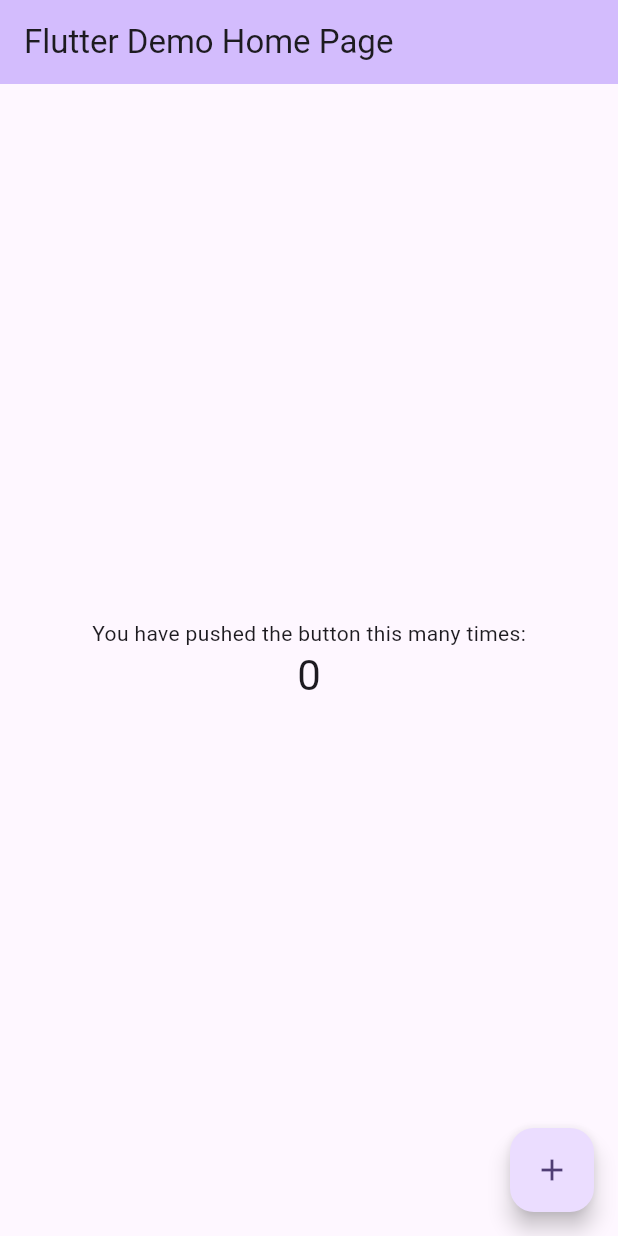
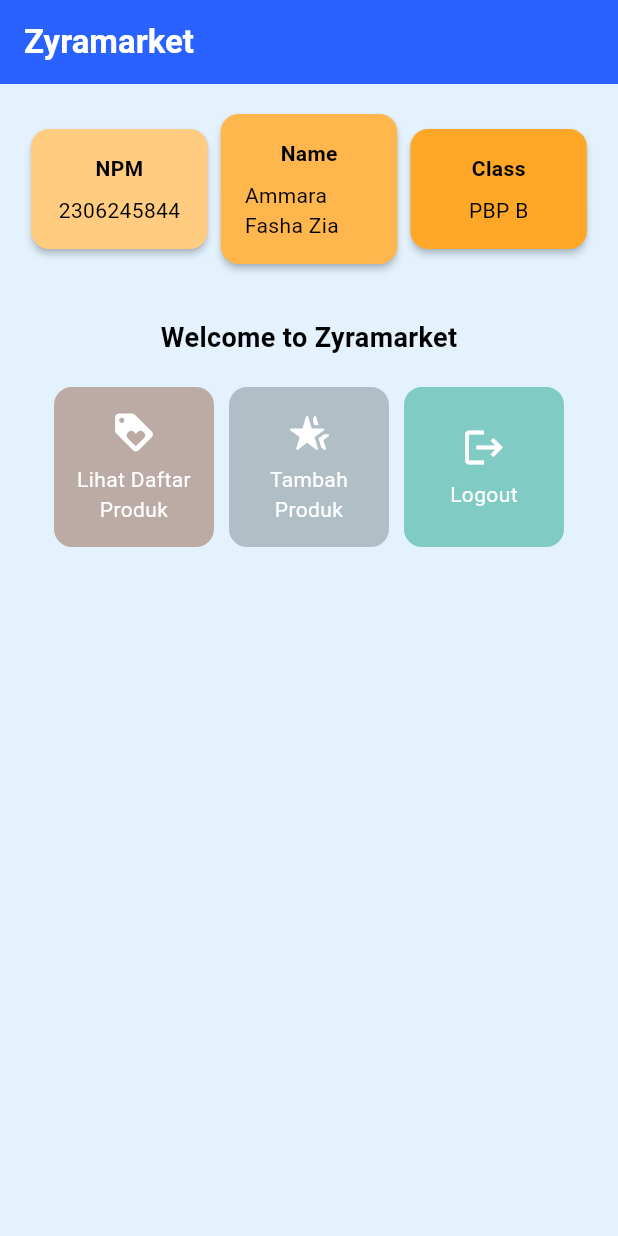
Before and after one commit to ammarafzia/zyramarket-mobile, a Flutter app: the screen it shows after launch, on a phone screen of 412 x 824 dp. Run offline on Flutter 3.47's test engine with Material 3 defaults, Android fonts, the phone set to English and light mode, and no system bars.

Commit message:
push tutor 7

```diff
--- a/lib/main.dart
+++ b/lib/main.dart
@@ -1,4 +1,5 @@
 import 'package:flutter/material.dart';
+import 'package:zyramarket/menu.dart';
 
 void main() {
   runApp(const MyApp());
@@ -28,98 +29,12 @@
         //
         // This works for code too, not just values: Most code changes can be
         // tested with just a hot reload.
-        colorScheme: ColorScheme.fromSeed(seedColor: Colors.deepPurple),
+        colorScheme: ColorScheme.fromSwatch(
+          primarySwatch: Colors.deepPurple,
+        ).copyWith(secondary: Colors.deepPurple[400]),
         useMaterial3: true,
       ),
-      home: const MyHomePage(title: 'Flutter Demo Home Page'),
+      home: MyHomePage(),
     );
   }
 }
-
-class MyHomePage extends StatefulWidget {
-  const MyHomePage({super.key, required this.title});
-
-  // This widget is the home page of your application. It is stateful, meaning
-  // that it has a State object (defined below) that contains fields that affect
-  // how it looks.
-
-  // This class is the configuration for the state. It holds the values (in this
-  // case the title) provided by the parent (in this case the App widget) and
-  // used by the build method of the State. Fields in a Widget subclass are
-  // always marked "final".
-
-  final String title;
-
-  @override
-  State<MyHomePage> createState() => _MyHomePageState();
-}
-
-class _MyHomePageState extends State<MyHomePage> {
-  int _counter = 0;
-
-  void _incrementCounter() {
-    setState(() {
-      // This call to setState tells the Flutter framework that something has
-      // changed in this State, which causes it to rerun the build method below
-      // so that the display can reflect the updated values. If we changed
-      // _counter without calling setState(), then the build method would not be
-      // called again, and so nothing would appear to happen.
-      _counter++;
-    });
-  }
-
-  @override
-  Widget build(BuildContext context) {
-    // This method is rerun every time setState is called, for instance as done
-    // by the _incrementCounter method above.
-    //
-    // The Flutter framework has been optimized to make rerunning build methods
-    // fast, so that you can just rebuild anything that needs updating rather
-    // than having to individually change instances of widgets.
-    return Scaffold(
-      appBar: AppBar(
-        // TRY THIS: Try changing the color here to a specific color (to
-        // Colors.amber, perhaps?) and trigger a hot reload to see the AppBar
-        // change color while the other colors stay the same.
-        backgroundColor: Theme.of(context).colorScheme.inversePrimary,
-        // Here we take the value from the MyHomePage object that was created by
-        // the App.build method, and use it to set our appbar title.
-        title: Text(widget.title),
-      ),
-      body: Center(
-        // Center is a layout widget. It takes a single child and positions it
-        // in the middle of the parent.
-        child: Column(
-          // Column is also a layout widget. It takes a list of children and
-          // arranges them vertically. By default, it sizes itself to fit its
-          // children horizontally, and tries to be as tall as its parent.
-          //
-          // Column has various properties to control how it sizes itself and
-          // how it positions its children. Here we use mainAxisAlignment to
-          // center the children vertically; the main axis here is the vertical
-          // axis because Columns are vertical (the cross axis would be
-          // horizontal).
-          //
-          // TRY THIS: Invoke "debug painting" (choose the "Toggle Debug Paint"
-          // action in the IDE, or press "p" in the console), to see the
-          // wireframe for each widget.
-          mainAxisAlignment: MainAxisAlignment.center,
-          children: <Widget>[
-            const Text(
-              'You have pushed the button this many times:',
-            ),
-            Text(
-              '$_counter',
-              style: Theme.of(context).textTheme.headlineMedium,
-            ),
-          ],
-        ),
-      ),
-      floatingActionButton: FloatingActionButton(
-        onPressed: _incrementCounter,
-        tooltip: 'Increment',
-        child: const Icon(Icons.add),
-      ), // This trailing comma makes auto-formatting nicer for build methods.
-    );
-  }
-}
--- /dev/null
+++ b/lib/menu.dart
@@ -0,0 +1,159 @@
+import 'package:flutter/material.dart';
+
+class MyHomePage extends StatelessWidget {
+  final String npm = '2306245844'; // NPM
+  final String name = 'Ammara Fasha Zia'; // Nama
+  final String className = 'PBP B'; // Kelas
+  final List<ItemHomepage> items = [
+    ItemHomepage("Lihat Daftar Produk", Icons.loyalty_rounded, Colors.brown.shade200),
+    ItemHomepage("Tambah Produk", Icons.hotel_class_rounded, Colors.blueGrey.shade200),
+    ItemHomepage("Logout", Icons.logout, Colors.teal.shade200),
+  ];
+
+  MyHomePage({super.key}); // Removed 'const' keyword from here
+
+  @override
+  Widget build(BuildContext context) {
+    return Scaffold(
+      appBar: AppBar(
+        title: const Text(
+          'Zyramarket',
+          style: TextStyle(
+            color: Colors.white,
+            fontWeight: FontWeight.bold,
+          ),
+        ),
+        backgroundColor: Colors.blueAccent.shade700, // Mengubah warna AppBar menjadi biru
+      ),
+      backgroundColor: Colors.blue.shade50,
+      body: Padding(
+        padding: const EdgeInsets.all(16.0),
+        child: Column(
+          crossAxisAlignment: CrossAxisAlignment.center,
+          children: [
+            Row(
+              mainAxisAlignment: MainAxisAlignment.spaceEvenly,
+              children: [
+                InfoCard(title: 'NPM', content: npm, color: Colors.orange.shade200),
+                InfoCard(title: 'Name', content: name, color: Colors.orange.shade300),
+                InfoCard(title: 'Class', content: className, color: Colors.orange.shade400),
+              ],
+            ),
+            const SizedBox(height: 16.0),
+            Center(
+              child: Column(
+                children: [
+                  const Padding(
+                    padding: EdgeInsets.only(top: 16.0),
+                    child: Text(
+                      'Welcome to Zyramarket',
+                      style: TextStyle(
+                        fontWeight: FontWeight.bold,
+                        fontSize: 18.0,
+                      ),
+                    ),
+                  ),
+                  GridView.count(
+                    primary: true,
+                    padding: const EdgeInsets.all(20),
+                    crossAxisSpacing: 10,
+                    mainAxisSpacing: 10,
+                    crossAxisCount: 3,
+                    shrinkWrap: true,
+                    children: items.map((ItemHomepage item) {
+                      return ItemCard(item);
+                    }).toList(),
+                  ),
+                ],
+              ),
+            ),
+          ],
+        ),
+      ),
+    );
+  }
+}
+
+class InfoCard extends StatelessWidget {
+  final String title;
+  final String content;
+  final Color color;
+
+  const InfoCard({super.key, required this.title, required this.content,required this.color,});
+
+  @override
+  Widget build(BuildContext context) {
+    return Card(
+      elevation: 2.0,
+      color: color,
+      child: Container(
+        width: MediaQuery.of(context).size.width / 3.5,
+        padding: const EdgeInsets.all(16.0),
+        child: Column(
+          children: [
+            Text(
+              title,
+              style: const TextStyle(fontWeight: FontWeight.bold),
+            ),
+            const SizedBox(height: 8.0),
+            Text(content),
+          ],
+        ),
+      ),
+    );
+  }
+}
+
+class ItemHomepage {
+  final String name;
+  final IconData icon;
+  final Color color; // Tambahkan warna sebagai parameter
+
+  ItemHomepage(this.name, this.icon, this.color);
+}
+
+class ItemCard extends StatelessWidget {
+  final ItemHomepage item;
+
+  const ItemCard(this.item, {super.key});
+
+  @override
+  Widget build(BuildContext context) {
+    return Container(
+      decoration: BoxDecoration(
+        color: item.color, // Gunakan warna dari parameter item
+        borderRadius: BorderRadius.circular(12),
+      ),
+      child: InkWell(
+        onTap: () {
+          ScaffoldMessenger.of(context)
+            ..hideCurrentSnackBar()
+            ..showSnackBar(
+              SnackBar(content: Text("Kamu telah menekan tombol ${item.name}!"))
+            );
+        },
+        child: Container(
+          padding: const EdgeInsets.all(8),
+          child: Center(
+            child: Column(
+              mainAxisAlignment: MainAxisAlignment.center,
+              children: [
+                Icon(
+                  item.icon,
+                  color: Colors.white,
+                  size: 30.0,
+                ),
+                const Padding(padding: EdgeInsets.all(3)),
+                Text(
+                  item.name,
+                  textAlign: TextAlign.center,
+                  style: const TextStyle(color: Colors.white),
+                ),
+              ],
+            ),
+          ),
+        ),
+      ),
+    );
+  }
+}
```
